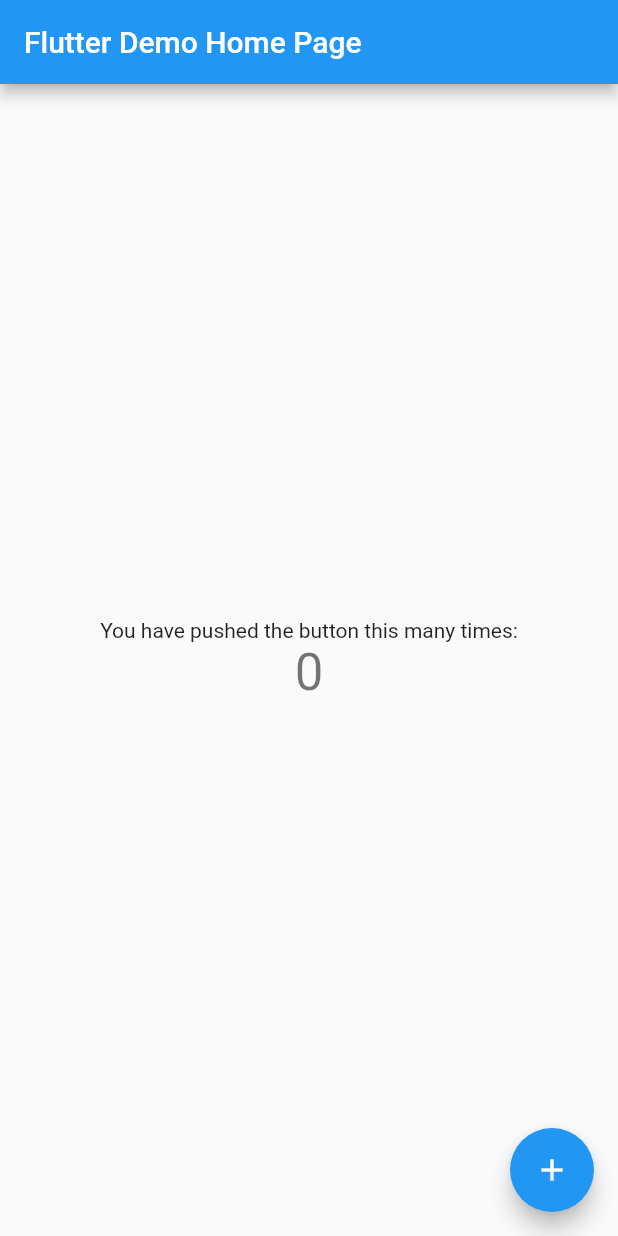
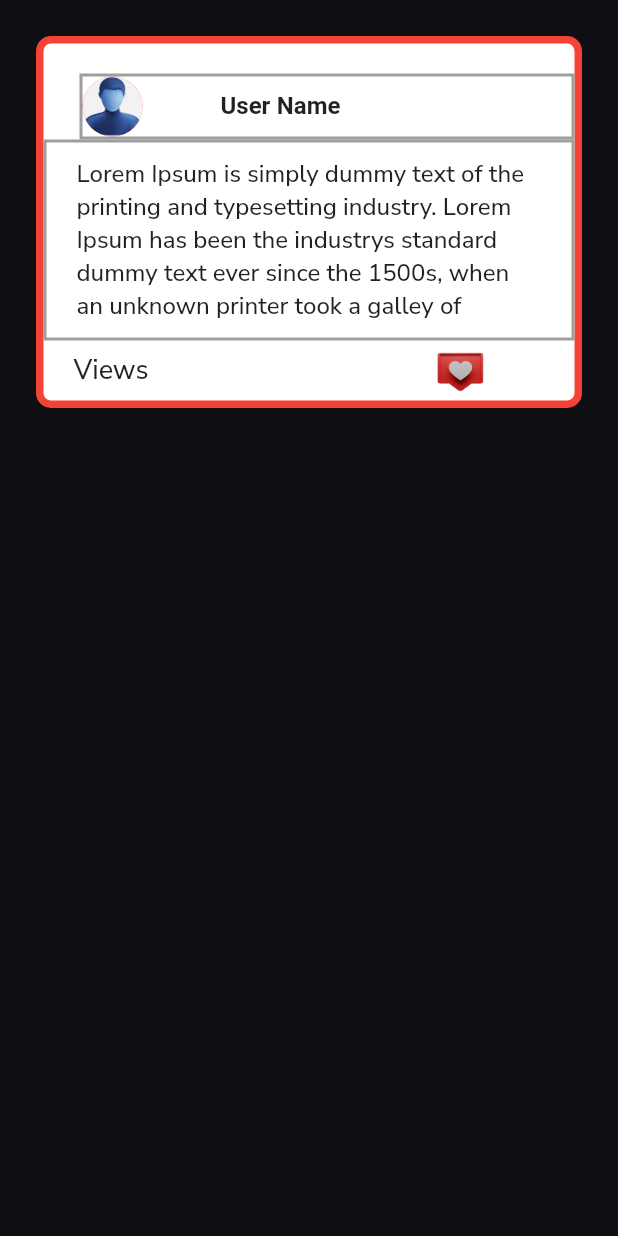
Before and after one commit to sdu-mp-21/daily-challenge-app-tracker, a Flutter app: the screen it shows after launch, on a phone screen of 412 x 824 dp. Run offline on Flutter 3.47's test engine with Material 2 defaults, Android fonts, the phone set to English and light mode, and no system bars; our stand-ins replace google_fonts.

Commit message:
add mainpage class for Feed add and 4 subclass: 1) userinfo.dart 2) textfield.dart 3) like.dart 4) view.dart

```diff
--- a/lib/main.dart
+++ b/lib/main.dart
@@ -1,115 +1,24 @@
 import 'package:flutter/material.dart';
-
-void main() {
+import 'package:google_fonts/google_fonts.dart';
+import 'mainpage.dart';
+void main () {
   runApp(const MyApp());
 }
 
 class MyApp extends StatelessWidget {
   const MyApp({Key? key}) : super(key: key);
 
-  // This widget is the root of your application.
+
   @override
   Widget build(BuildContext context) {
     return MaterialApp(
-      title: 'Flutter Demo',
+      debugShowCheckedModeBanner: false,
       theme: ThemeData(
-        // This is the theme of your application.
-        //
-        // Try running your application with "flutter run". You'll see the
-        // application has a blue toolbar. Then, without quitting the app, try
-        // changing the primarySwatch below to Colors.green and then invoke
-        // "hot reload" (press "r" in the console where you ran "flutter run",
-        // or simply save your changes to "hot reload" in a Flutter IDE).
-        // Notice that the counter didn't reset back to zero; the application
-        // is not restarted.
-        primarySwatch: Colors.blue,
+        textTheme: GoogleFonts.nunitoSansTextTheme(
+          Theme.of(context).textTheme,
+        ),
       ),
-      home: const MyHomePage(title: 'Flutter Demo Home Page'),
+      home: const Mainpage(),
     );
   }
 }
-
-class MyHomePage extends StatefulWidget {
-  const MyHomePage({Key? key, required this.title}) : super(key: key);
-
-  // This widget is the home page of your application. It is stateful, meaning
-  // that it has a State object (defined below) that contains fields that affect
-  // how it looks.
-
-  // This class is the configuration for the state. It holds the values (in this
-  // case the title) provided by the parent (in this case the App widget) and
-  // used by the build method of the State. Fields in a Widget subclass are
-  // always marked "final".
-
-  final String title;
-
-  @override
-  State<MyHomePage> createState() => _MyHomePageState();
-}
-
-class _MyHomePageState extends State<MyHomePage> {
-  int _counter = 0;
-
-  void _incrementCounter() {
-    setState(() {
-      // This call to setState tells the Flutter framework that something has
-      // changed in this State, which causes it to rerun the build method below
-      // so that the display can reflect the updated values. If we changed
-      // _counter without calling setState(), then the build method would not be
-      // called again, and so nothing would appear to happen.
-      _counter++;
-    });
-  }
-
-  @override
-  Widget build(BuildContext context) {
-    // This method is rerun every time setState is called, for instance as done
-    // by the _incrementCounter method above.
-    //
-    // The Flutter framework has been optimized to make rerunning build methods
-    // fast, so that you can just rebuild anything that needs updating rather
-    // than having to individually change instances of widgets.
-    return Scaffold(
-      appBar: AppBar(
-        // Here we take the value from the MyHomePage object that was created by
-        // the App.build method, and use it to set our appbar title.
-        title: Text(widget.title),
-      ),
-      body: Center(
-        // Center is a layout widget. It takes a single child and positions it
-        // in the middle of the parent.
-        child: Column(
-          // Column is also a layout widget. It takes a list of children and
-          // arranges them vertically. By default, it sizes itself to fit its
-          // children horizontally, and tries to be as tall as its parent.
-          //
-          // Invoke "debug painting" (press "p" in the console, choose the
-          // "Toggle Debug Paint" action from the Flutter Inspector in Android
-          // Studio, or the "Toggle Debug Paint" command in Visual Studio Code)
-          // to see the wireframe for each widget.
-          //
-          // Column has various properties to control how it sizes itself and
-          // how it positions its children. Here we use mainAxisAlignment to
-          // center the children vertically; the main axis here is the vertical
-          // axis because Columns are vertical (the cross axis would be
-          // horizontal).
-          mainAxisAlignment: MainAxisAlignment.center,
-          children: <Widget>[
-            const Text(
-              'You have pushed the button this many times:',
-            ),
-            Text(
-              '$_counter',
-              style: Theme.of(context).textTheme.headline4,
-            ),
-          ],
-        ),
-      ),
-      floatingActionButton: FloatingActionButton(
-        onPressed: _incrementCounter,
-        tooltip: 'Increment',
-        child: const Icon(Icons.add),
-      ), // This trailing comma makes auto-formatting nicer for build methods.
-    );
-  }
-}
--- /dev/null
+++ b/lib/mainpage.dart
@@ -0,0 +1,81 @@
+import 'package:flutter/material.dart';
+import 'models/textfield.dart';
+import 'models/userinfo.dart';
+import 'models/like.dart';
+import 'models/view.dart';
+class Mainpage extends StatefulWidget {
+  const Mainpage({Key? key}) : super(key: key);
+
+  @override
+  _MainpageState createState() => _MainpageState();
+}
+
+class _MainpageState extends State<Mainpage> {
+  @override
+  Widget build(BuildContext context) {
+    return Scaffold(
+      body: SafeArea(
+        child: Container(
+
+          width: double.infinity,
+          padding: const EdgeInsets.symmetric(
+            horizontal: 24.0,
+          ),
+          color: const Color(0xff0F0F13),
+          child: ListView(
+            children: [
+              SizedBox(
+
+                child: Container(
+                  margin: const EdgeInsets.symmetric(
+                    vertical: 24.0,
+
+                  ),
+                  decoration: BoxDecoration(
+                    color: Colors.white,
+                    border: Border.all(
+                      width: 5.0,
+                      color: Colors.red,
+                    ),
+                    borderRadius: BorderRadius.circular(10.0),
+                  ),
+                  child: Column(
+                    crossAxisAlignment: CrossAxisAlignment.start,
+                    children: [
+                      Padding(
+                          padding: const EdgeInsets.only(
+                            top: 20.0,
+                            left: 24.0,
+                          ),
+                          child: Userinfo()
+                      ),
+                      Textfield(),
+                      Row(
+                        children: [
+                          Padding(
+                            padding: const EdgeInsets.only(
+                              left: 20.0,
+                              right: 124.0,
+                            ),
+                            child: Views(),
+                          ),
+                          Padding(
+                              padding: const EdgeInsets.only(
+
+                                left: 64.0,
+                              ),
+                              child: Like()
+                          ),
+                        ],
+                      ),
+                    ],
+                  ),
+                ),
+              ),
+            ],
+          ),
+        ),
+      ),
+    );
+  }
+}
--- /dev/null
+++ b/lib/models/like.dart
@@ -0,0 +1,50 @@
+import 'package:flutter/material.dart';
+
+class Like extends StatelessWidget {
+  late int counter;
+
+  void increments(){
+
+  }
+
+  @override
+  Widget build(BuildContext context) {
+    return Container(
+      child: Row(
+        children: const [
+          LikeButton(),
+
+        ],
+      ),
+    );
+  }
+
+
+}
+
+
+class LikeButton extends StatefulWidget {
+  const LikeButton({Key? key}) : super(key: key);
+
+
+  @override
+  State createState() => _LikeButton();
+}
+
+class _LikeButton  extends State<LikeButton>{
+  @override
+  Widget build(BuildContext context) {
+    return Container(
+      width: 40,
+      height: 40,
+      decoration: BoxDecoration(
+        borderRadius: BorderRadius.circular(20.0),
+      ),
+      child: const Image(
+        image: AssetImage(
+          'assets/images/like.png',
+        ),
+      ),
+    );
+  }
+}
--- /dev/null
+++ b/lib/models/textfield.dart
@@ -0,0 +1,33 @@
+import 'package:flutter/material.dart';
+
+class Textfield extends StatelessWidget {
+  @override
+  Widget build(BuildContext context) {
+    return Container(
+      decoration: BoxDecoration(
+        border: Border.all(
+          width: 2.0,
+
+          color: Colors.grey,
+          style: BorderStyle.solid,
+        ),
+      ),
+      width: double.infinity,
+      padding: const EdgeInsets.symmetric(
+        horizontal: 20.0,
+        vertical: 10.0,
+      ),
+      child: const Text(
+        'Lorem Ipsum is simply dummy text of the printing '
+            'and typesetting industry. Lorem Ipsum has been '
+            'the industrys standard dummy text ever since the'
+            ' 1500s, when an unknown printer took a galley of ',
+        textDirection: TextDirection.ltr,
+        style: TextStyle(
+          fontSize: 16.0,
+          fontWeight: FontWeight.w500,
+        ),
+      ),
+    );
+  }
+}
--- /dev/null
+++ b/lib/models/userinfo.dart
@@ -0,0 +1,48 @@
+import 'package:flutter/material.dart';
+
+class Userinfo extends StatelessWidget{
+
+  @override
+  Widget build(BuildContext context) {
+    return Container(
+      decoration: BoxDecoration(
+        border: Border.all(
+          width: 2.0,
+          color: Colors.grey,
+          style: BorderStyle.solid,
+        ),
+      ),
+
+      child: SizedBox(
+
+        width: double.infinity,
+        child: Row(
+          children: const [
+            CircleAvatar(
+              radius: 20,
+              backgroundColor: Colors.redAccent,
+              backgroundImage: AssetImage(
+                  'assets/images/avatar.png'
+              ),
+
+            ),
+            Padding(
+              padding: EdgeInsets.only(
+                left: 52.0,
+              ),
+              child: Text(
+                'User Name',
+                textDirection: TextDirection.ltr,
+                style: TextStyle(
+                  fontSize: 16.0,
+                  fontFamily: "Helvetica",
+                  fontWeight: FontWeight.bold,
+                ),
+              ),
+            ),
+          ],
+        ),
+      ),
+    );
+  }
+}
--- /dev/null
+++ b/lib/models/view.dart
@@ -0,0 +1,18 @@
+import 'package:flutter/material.dart';
+
+class Views extends StatelessWidget {
+
+  @override
+  Widget build(BuildContext context) {
+    return Container(
+      child: const Text(
+        'Views',
+        style: TextStyle(
+          fontSize: 18.0,
+          fontWeight: FontWeight.w500,
+
+        ),
+      ),
+    );
+  }
+}
```
Also changed, not shown: pubspec.yaml (+4 -32 lines), assets/images/avatar.png (added), assets/images/like.png (added).
